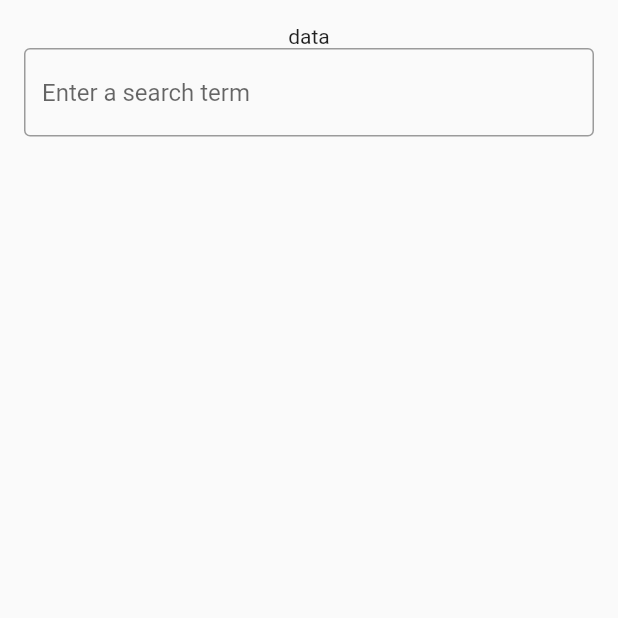
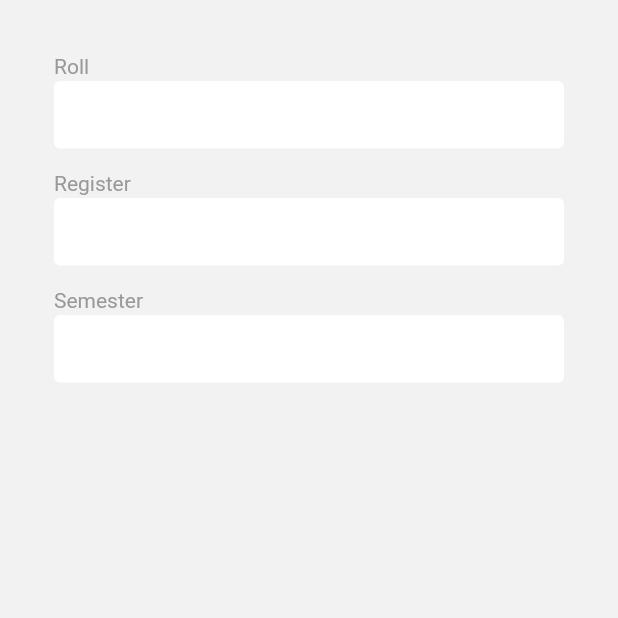
Before and after one commit to KayesAshfaQ/cpi_result_checker, a Flutter app: the screen it shows after launch, on a phone screen of 412 x 824 dp, the top half of it. Run offline on Flutter 3.47's test engine with Material 2 defaults, Android fonts, the phone set to English and light mode, and no system bars; our stand-ins replace animated_text_kit, lottie.

Commit message:
custom input feild added

```diff
--- /dev/null
+++ b/lib/data/my_colors.dart
@@ -0,0 +1,21 @@
+import 'package:flutter/material.dart';
+
+class MyColors {
+  static const Color primary = Color(0xFF1976D2);
+  static const Color primaryDark = Color(0xFF1565C0);
+  static const Color primaryLight = Color(0xFF1E88E5);
+  static const Color accent = Color(0xFFFF4081);
+  static const Color accentDark = Color(0xFFF50057);
+  static const Color accentLight = Color(0xFFFF80AB);
+
+  static const Color grey_3 = Color(0xFFf7f7f7);
+  static const Color grey_5 = Color(0xFFf2f2f2);
+  static const Color grey_10 = Color(0xFFe6e6e6);
+  static const Color grey_20 = Color(0xFFcccccc);
+  static const Color grey_40 = Color(0xFF999999);
+  static const Color grey_60 = Color(0xFF666666);
+  static const Color grey_80 = Color(0xFF37474F);
+  static const Color grey_90 = Color(0xFF263238);
+  static const Color grey_95 = Color(0xFF1a1a1a);
+  static const Color grey_100_ = Color(0xFF0d0d0d);
+}
--- a/lib/form_screen.dart
+++ /dev/null
@@ -1,30 +0,0 @@
-import 'package:flutter/material.dart';
-
-class FormScreen extends StatefulWidget {
-  const FormScreen({Key? key}) : super(key: key);
-
-  @override
-  State<FormScreen> createState() => _FormScreenState();
-}
-
-class _FormScreenState extends State<FormScreen> {
-  @override
-  Widget build(BuildContext context) {
-    return Scaffold(
-      body: Padding(
-        padding: const EdgeInsets.all(16.0),
-        child: Column(
-          children: const [
-            Text('data'),
-            TextField(
-              decoration: InputDecoration(
-                border: OutlineInputBorder(),
-                hintText: 'Enter a search term',
-              ),
-            ),
-          ],
-        ),
-      ),
-    );
-  }
-}
--- a/lib/main.dart
+++ b/lib/main.dart
@@ -1,4 +1,4 @@
-import 'package:cpi_result_checker/splash_screen.dart';
+import 'package:cpi_result_checker/screens/splash_screen.dart';
 import 'package:flutter/material.dart';
 
 void main() {
@@ -14,7 +14,7 @@ class MyApp extends StatelessWidget {
     return MaterialApp(
       title: 'CPI Result Checker',
       theme: ThemeData(
-        primaryColor: const Color(0xFF0e607b),
+        primarySwatch: Colors.blueGrey,
       ),
       home: const SplashScreen(),
     );
--- /dev/null
+++ b/lib/screens/form_screen.dart
@@ -0,0 +1,54 @@
+import 'package:cpi_result_checker/data/my_colors.dart';
+import 'package:cpi_result_checker/widgets/input_feild.dart';
+import 'package:flutter/material.dart';
+import '';
+
+class FormScreen extends StatefulWidget {
+  const FormScreen({Key? key}) : super(key: key);
+
+  @override
+  State<FormScreen> createState() => _FormScreenState();
+}
+
+class _FormScreenState extends State<FormScreen> {
+  final rollController = TextEditingController();
+
+  @override
+  Widget build(BuildContext context) {
+    return Scaffold(
+      appBar: PreferredSize(
+        preferredSize: const Size.fromHeight(0),
+        child: Container(color: Colors.white),
+      ),
+      backgroundColor: const Color(0xFFf2f2f2),
+      body: Padding(
+        padding: const EdgeInsets.all(16.0),
+        child: SingleChildScrollView(
+          padding: const EdgeInsets.all(20),
+          child: Column(
+            children: [
+              InputField(
+                hint: 'Roll',
+                detailHint: '',
+                inputType: TextInputType.number,
+                controller: rollController,
+              ),
+              InputField(
+                hint: 'Register',
+                detailHint: '',
+                inputType: TextInputType.number,
+                controller: rollController,
+              ),
+              InputField(
+                hint: 'Semester',
+                detailHint: '',
+                inputType: TextInputType.text,
+                controller: rollController,
+              ),
+            ],
+          ),
+        ),
+      ),
+    );
+  }
+}
--- a/lib/splash_screen.dart
+++ b/lib/screens/splash_screen.dart
@@ -1,5 +1,5 @@
 import 'package:animated_text_kit/animated_text_kit.dart';
-import 'package:cpi_result_checker/form_screen.dart';
+import 'package:cpi_result_checker/screens/form_screen.dart';
 import 'package:flutter/material.dart';
 import 'package:lottie/lottie.dart';
 
--- /dev/null
+++ b/lib/widgets/input_feild.dart
@@ -0,0 +1,52 @@
+import 'package:cpi_result_checker/data/my_colors.dart';
+import 'package:flutter/material.dart';
+
+class InputField extends StatelessWidget {
+  InputField({
+    Key? key,
+    required this.hint,
+    required this.detailHint,
+    required this.inputType,
+    required this.controller,
+  }) : super(key: key);
+
+  String hint, detailHint;
+  TextInputType inputType;
+  TextEditingController controller;
+
+  @override
+  Widget build(BuildContext context) {
+    return Column(
+      crossAxisAlignment: CrossAxisAlignment.start,
+      children: [
+        Text(hint, style: TextStyle(color: MyColors.grey_40)),
+        Container(
+          height: 45,
+          margin: const EdgeInsets.only(top: 2, bottom: 15),
+          decoration: const BoxDecoration(
+            color: Colors.white,
+            borderRadius: BorderRadius.all(
+              Radius.circular(4),
+            ),
+          ),
+          alignment: Alignment.centerLeft,
+          padding: const EdgeInsets.symmetric(horizontal: 25),
+          child: TextField(
+            maxLines: 1,
+            controller: controller,
+            keyboardType: inputType,
+            decoration: InputDecoration(
+              contentPadding: const EdgeInsets.all(-12),
+              border: InputBorder.none,
+              hintText: detailHint,
+              hintStyle: Theme.of(context)
+                  .textTheme
+                  .bodyText2!
+                  .copyWith(color: MyColors.grey_40),
+            ),
+          ),
+        ),
+      ],
+    );
+  }
+}
```
